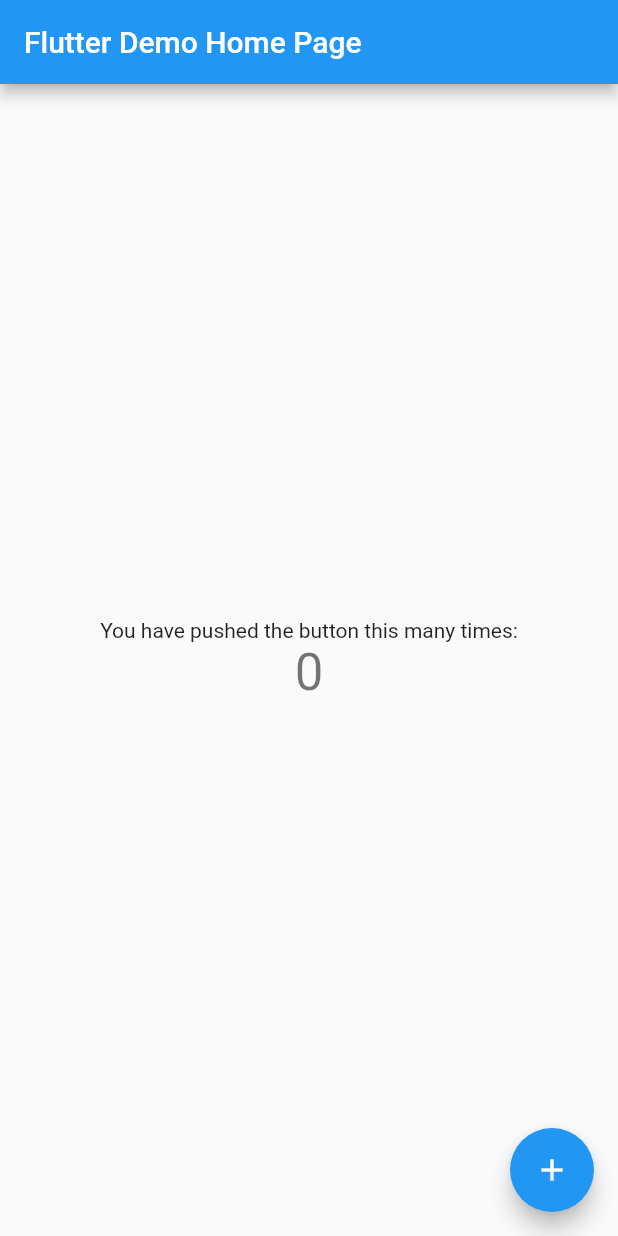
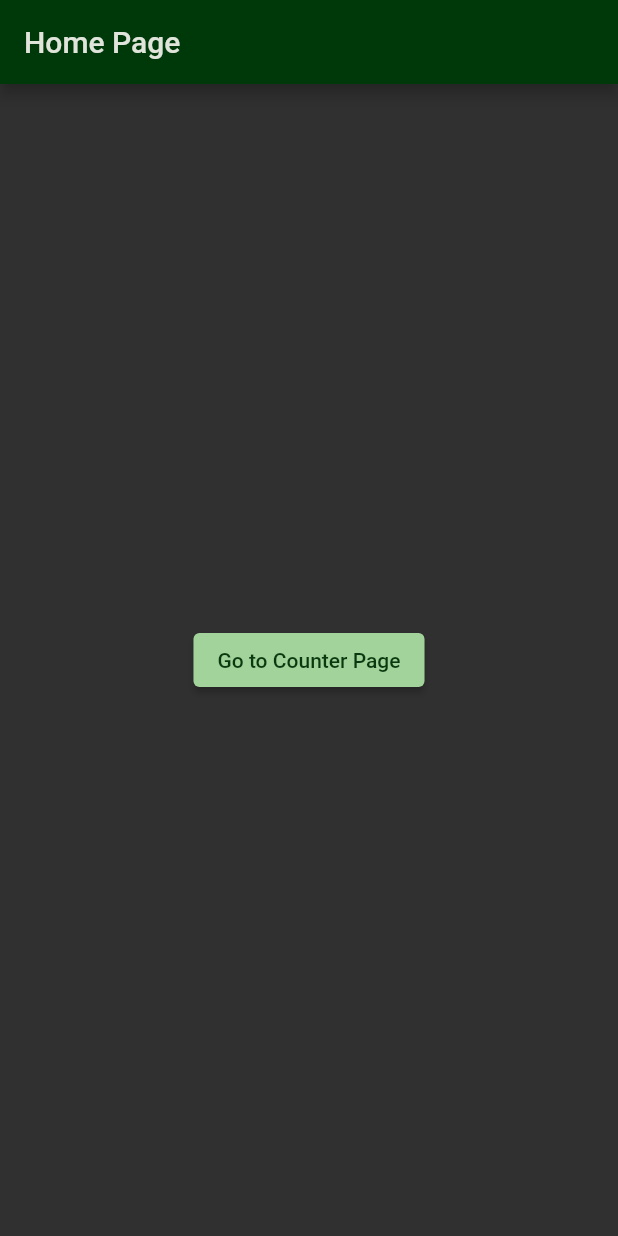
Before and after one commit to soulandbone/shorttraining_riverpod_usage, a Flutter app: the screen it shows after launch, on a phone screen of 412 x 824 dp. Run offline on Flutter 3.47's test engine with Material 2 defaults, Android fonts, the phone set to English and light mode, and no system bars; our stand-ins replace flutter_riverpod.

Commit message:
Counter functionality using RiverPod

```diff
--- a/lib/main.dart
+++ b/lib/main.dart
@@ -1,7 +1,11 @@
 import 'package:flutter/material.dart';
+import 'package:flutter_riverpod/flutter_riverpod.dart';
+import 'package:shorttraining_riverpod_usage/screens/counter_screen.dart';
+
+import '../screens/home_page_screen.dart';
 
 void main() {
-  runApp(const MyApp());
+  runApp(ProviderScope(child: MyApp()));
 }
 
 class MyApp extends StatelessWidget {
@@ -10,58 +14,16 @@
   @override
   Widget build(BuildContext context) {
     return MaterialApp(
-      title: 'Flutter Demo',
+      title: 'Counter App',
       theme: ThemeData(
-        primarySwatch: Colors.blue,
-      ),
-      home: const MyHomePage(title: 'Flutter Demo Home Page'),
+          colorScheme: ColorScheme.fromSeed(
+              seedColor: Colors.green,
+              brightness: Brightness.dark,
+              surface: const Color(0xff003909))),
+      home: HomePage(),
+      routes: {
+        CounterScreen.routeName: (context) => CounterScreen(),
+      },
     );
   }
 }
-
-class MyHomePage extends StatefulWidget {
-  const MyHomePage({super.key, required this.title});
-
-  final String title;
-
-  @override
-  State<MyHomePage> createState() => _MyHomePageState();
-}
-
-class _MyHomePageState extends State<MyHomePage> {
-  int _counter = 0;
-
-  void _incrementCounter() {
-    setState(() {
-      _counter++;
-    });
-  }
-
-  @override
-  Widget build(BuildContext context) {
-    return Scaffold(
-      appBar: AppBar(
-        title: Text(widget.title),
-      ),
-      body: Center(
-        child: Column(
-          mainAxisAlignment: MainAxisAlignment.center,
-          children: <Widget>[
-            const Text(
-              'You have pushed the button this many times:',
-            ),
-            Text(
-              '$_counter',
-              style: Theme.of(context).textTheme.headlineMedium,
-            ),
-          ],
-        ),
-      ),
-      floatingActionButton: FloatingActionButton(
-        onPressed: _incrementCounter,
-        tooltip: 'Increment',
-        child: const Icon(Icons.add),
-      ),
-    );
-  }
-}
--- /dev/null
+++ b/lib/screens/home_page_screen.dart
@@ -0,0 +1,22 @@
+import 'package:flutter/material.dart';
+
+import '../screens/counter_screen.dart';
+
+class HomePage extends StatelessWidget {
+  static const routeName = 'home-page';
+
+  @override
+  Widget build(BuildContext context) {
+    return Scaffold(
+      appBar: AppBar(title: const Text('Home Page')),
+      body: Center(
+        child: ElevatedButton(
+          onPressed: () {
+            Navigator.of(context).pushNamed(CounterScreen.routeName);
+          },
+          child: const Text('Go to Counter Page'),
+        ),
+      ),
+    );
+  }
+}
--- a/pubspec.yaml
+++ b/pubspec.yaml
@@ -30,6 +30,7 @@
 dependencies:
   flutter:
     sdk: flutter
+  flutter_riverpod: ^2.3.2
 
 
   # The following adds the Cupertino Icons font to your application.
```
Also changed, not shown: lib/screens/counter_screen.dart (added, +56 -0 lines), pubspec.lock.
